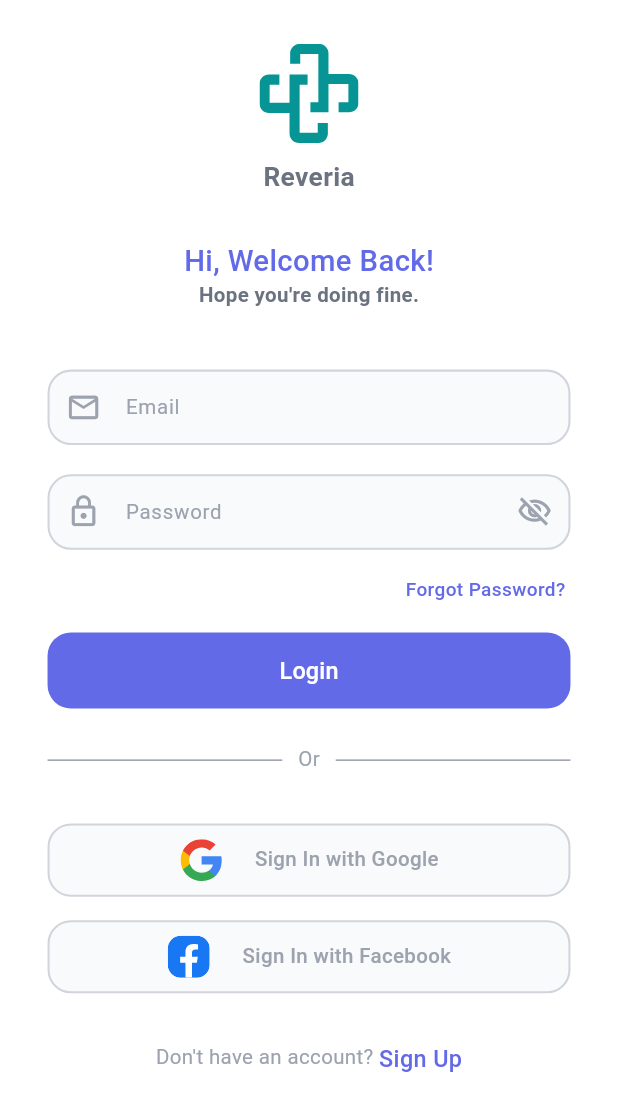
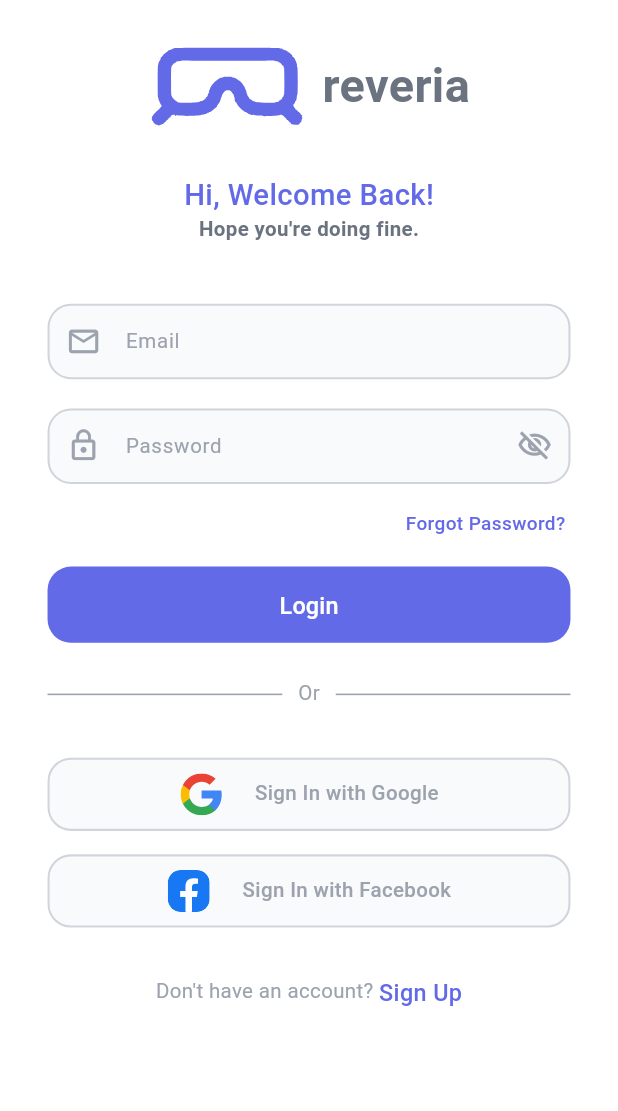
Before and after one commit to mahmoudhatems/reveria, a Flutter app: the screen it shows after launch, on a phone screen of 412 x 824 dp. Shown: the top 1111 px of the screen. Run offline on Flutter 3.47's test engine with Material 3 defaults, Android fonts, the phone set to English and light mode, and no system bars; our stand-ins replace firebase_auth, firebase_core, flutter_screenutil, flutter_svg, fluttertoast, google_nav_bar and 1 more; accounts and stored records are empty.

Commit message:
Update app logo and title styling: change logo asset, adjust title case, and add new text style

```diff
--- a/lib/core/features/login/widgets/app_logo_and_name.dart
+++ b/lib/core/features/login/widgets/app_logo_and_name.dart
@@ -2,6 +2,7 @@
 import 'package:flutter/material.dart';
 import 'package:flutter_screenutil/flutter_screenutil.dart';
 import 'package:flutter_svg/svg.dart';
+import 'package:reveria/core/helpers/spacing.dart';
 import 'package:reveria/core/helpers/strings.dart';
 import 'package:reveria/core/theming/styles.dart';
 
@@ -16,10 +17,12 @@ class AppLogoAndName extends StatelessWidget {
       children: [
          Row( mainAxisAlignment: MainAxisAlignment.center,
           children: [
-            SvgPicture.asset("assets/svgs/App Logo.svg")
+            SvgPicture.asset("assets/svgs/app icon.svg", width: 100.w,),
+            horizontalSpace(10),
+             Text(Strings.appTitle, style: TextStyles.font30GrayBold,),
           ],),
-          SizedBox(height: 10.h),
-          Text(Strings.appTitle, style: TextStyles.font20GrayBold,),
+
+
 
       ],
     );
--- a/lib/core/helpers/strings.dart
+++ b/lib/core/helpers/strings.dart
@@ -1,5 +1,5 @@
 class Strings {
-  static const String appTitle = 'Reveria';
+  static const String appTitle = 'reveria';
   static const String googleIcon = 'assets/svgs/Google - Original.svg';
   static const String facebookIcon = 'assets/svgs/Facebook.svg';
 }
--- a/lib/core/theming/styles.dart
+++ b/lib/core/theming/styles.dart
@@ -13,6 +13,7 @@ class TextStyles{
    static  TextStyle font16WhiteSemiBold = TextStyle(fontSize: 16.sp, color: ColorsManager.white, fontWeight: FontWeight.w500);
    static  TextStyle font20TealSemiBold = TextStyle(fontSize:20.sp, color:ColorsManager.primaryColorTeal, fontWeight: FontWeight.w500);
    static  TextStyle font14LightGrayRegular = TextStyle(fontSize: 14.sp, color: ColorsManager.lightTextGray, fontWeight: FontWeight.normal);
+ static  TextStyle font30GrayBold = TextStyle(fontSize: 32.sp, color: ColorsManager.textGray, fontWeight: FontWeight.bold);///////////////////
     static  TextStyle font14TealDark = TextStyle(fontSize: 14.sp, color: ColorsManager.primaryColorTealDark, fontWeight: FontWeight.normal);
       static  TextStyle font14mainBold = TextStyle(fontSize: 14.sp, color:  ColorsManager.primaryColorTeal, fontWeight: FontWeight.bold);
        static  TextStyle font16TealSemiBold = TextStyle(fontSize:16.sp, color:ColorsManager.primaryColorTeal, fontWeight: FontWeight.w500);
--- a/lib/main.dart
+++ b/lib/main.dart
@@ -8,7 +8,9 @@ import 'package:reveria/reveria_app.dart';
 
 void main()async
 {
+
   WidgetsFlutterBinding.ensureInitialized();
   await Firebase.initializeApp();
   runApp(Reveria(appRouter: AppRouter()));
+
 }
```
